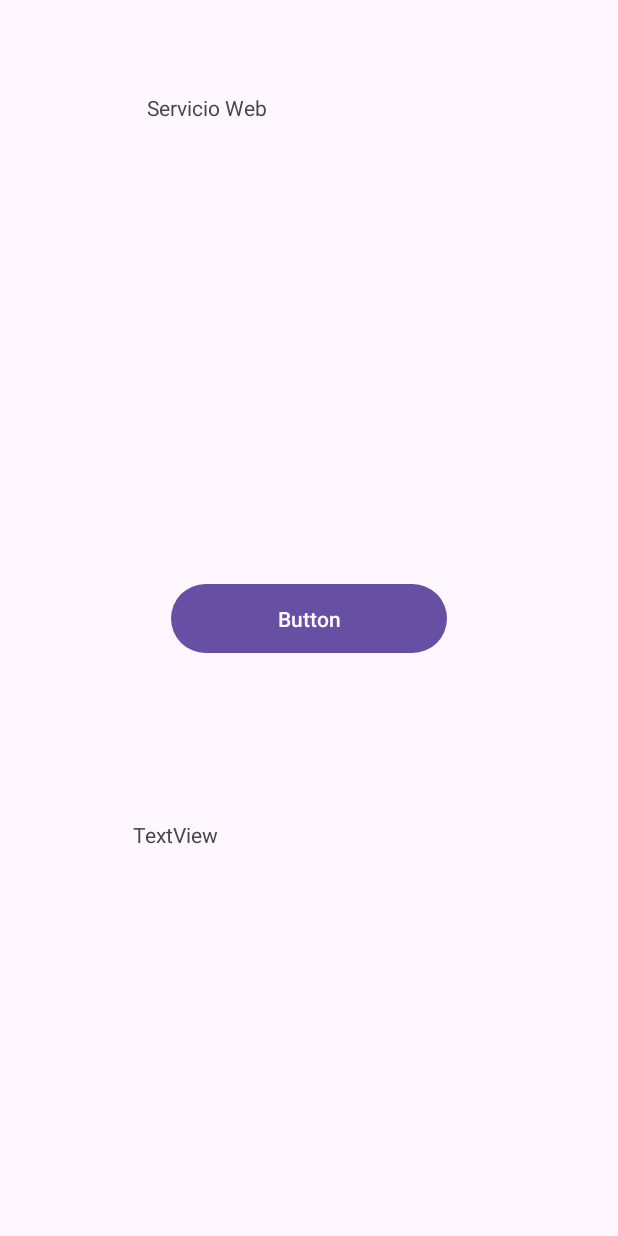
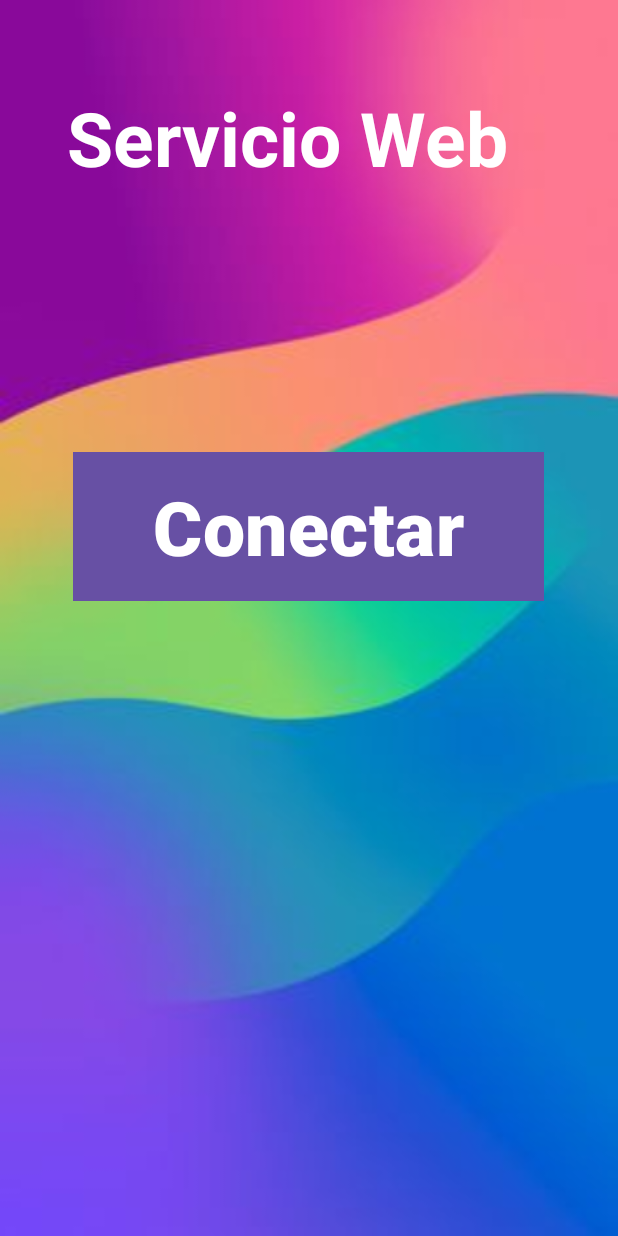
Before and after one commit to vinuezag/ClienteMovil_GV, an Android app: the screen it shows after launch (MainActivity), on a phone screen of 412 x 824 dp. Run offline under Robolectric (Android 15) with nearby library versions, the phone set to English and light mode, and no system bars; our stand-ins replace Volley.

Commit message:
Respuesta del Servidor

```diff
--- a/app/src/main/AndroidManifest.xml
+++ b/app/src/main/AndroidManifest.xml
@@ -13,7 +13,9 @@
         android:roundIcon="@mipmap/ic_launcher_round"
         android:supportsRtl="true"
         android:theme="@style/Theme.ClienteMovil"
+        android:usesCleartextTraffic="true"
         tools:targetApi="31">
+
         <activity
             android:name=".MainActivity"
             android:exported="true">
--- a/app/src/main/java/com/cm/clientemovil/MainActivity.java
+++ b/app/src/main/java/com/cm/clientemovil/MainActivity.java
@@ -1,24 +1,30 @@
 package com.cm.clientemovil;
 
 import android.os.Bundle;
-
-import androidx.appcompat.app.AppCompatActivity;
 import android.view.View;
 import android.widget.Button;
-import android.widget.Toast;
+import android.widget.TextView;
 import com.android.volley.Request;
 import com.android.volley.Response;
 import com.android.volley.VolleyError;
 import com.android.volley.toolbox.StringRequest;
 import com.android.volley.toolbox.Volley;
 
+import androidx.appcompat.app.AppCompatActivity;
+
 public class MainActivity extends AppCompatActivity {
+
+    private TextView textViewRespuesta; // Declaramos el TextView
 
     @Override
     protected void onCreate(Bundle savedInstanceState) {
         super.onCreate(savedInstanceState);
         setContentView(R.layout.activity_main);
 
+        // Obtener la referencia al TextView
+        textViewRespuesta = findViewById(R.id.lbl_HM);
+
+        // Obtener el botón y configurar su acción al hacer clic
         Button sendRequestButton = findViewById(R.id.btn_boton);
 
         sendRequestButton.setOnClickListener(new View.OnClickListener() {
@@ -28,27 +34,26 @@ public class MainActivity extends AppCompatActivity {
                 Solicitud();
             }
         });
-
     }
 
     private void Solicitud() {
-        // Crear una nueva solicitud de tipo GET
-        String url = "http://10.10.35.81:3000/mensaje"; // Cambia esto si usas un dispositivo físico, como http://192.168.x.x:3000/mensaje
+        // URL de la solicitud
+        String url = "http://10.10.29.68:3000/mensaje"; // Cambia esto según tu servidor
 
-        // Crear un StringRequest
+        // Crear una solicitud de tipo GET con Volley
         StringRequest stringRequest = new StringRequest(Request.Method.GET, url,
                 new Response.Listener<String>() {
                     @Override
                     public void onResponse(String response) {
-                        // Si la solicitud es exitosa
-                        Toast.makeText(MainActivity.this, "Respuesta del servidor: " + response, Toast.LENGTH_SHORT).show();
+                        // Si la solicitud es exitosa, actualizar el TextView con la respuesta del servidor
+                        textViewRespuesta.setText("Respuesta del servidor: " + response);
                     }
                 },
                 new Response.ErrorListener() {
                     @Override
                     public void onErrorResponse(VolleyError error) {
-                        // Si ocurre un error en la solicitud
-                        Toast.makeText(MainActivity.this, "Error en la solicitud: " + error.getMessage(), Toast.LENGTH_SHORT).show();
+                        // Si ocurre un error, mostrar un mensaje de error en el TextView
+                        textViewRespuesta.setText("Error en la solicitud: " + error.getMessage());
                     }
                 });
 
--- a/app/src/main/res/layout/activity_main.xml
+++ b/app/src/main/res/layout/activity_main.xml
@@ -5,13 +5,17 @@
     android:id="@+id/main"
     android:layout_width="match_parent"
     android:layout_height="match_parent"
+    android:background="@drawable/fondo"
     tools:context=".MainActivity">
 
     <TextView
         android:id="@+id/lbl_text"
-        android:layout_width="231dp"
-        android:layout_height="51dp"
+        android:layout_width="329dp"
+        android:layout_height="100dp"
         android:text="Servicio Web"
+        android:textColor="@color/white"
+        android:textSize="50dp"
+        android:textStyle="bold"
         app:layout_constraintBottom_toBottomOf="parent"
         app:layout_constraintEnd_toEndOf="parent"
         app:layout_constraintHorizontal_bias="0.541"
@@ -21,19 +25,28 @@
 
     <Button
         android:id="@+id/btn_boton"
-        android:layout_width="184dp"
-        android:layout_height="54dp"
-        android:text="Button"
+        android:layout_width="314dp"
+        android:layout_height="99dp"
+        android:background="@color/black"
+        android:text="Conectar"
+        android:textColor="@color/white"
+        android:textSize="50dp"
+        android:textStyle="bold"
         app:layout_constraintBottom_toBottomOf="parent"
         app:layout_constraintEnd_toEndOf="parent"
+        app:layout_constraintHorizontal_bias="0.497"
         app:layout_constraintStart_toStartOf="parent"
-        app:layout_constraintTop_toTopOf="parent" />
+        app:layout_constraintTop_toTopOf="parent"
+        app:layout_constraintVertical_bias="0.416" />
 
     <TextView
         android:id="@+id/lbl_HM"
-        android:layout_width="233dp"
-        android:layout_height="35dp"
-        android:text="TextView"
+        android:layout_width="235dp"
+        android:layout_height="118dp"
+        android:text=""
+        android:textColor="@color/white"
+        android:textSize="23dp"
+        android:textStyle="bold"
         app:layout_constraintBottom_toBottomOf="parent"
         app:layout_constraintEnd_toEndOf="parent"
         app:layout_constraintHorizontal_bias="0.498"
```
Also changed, not shown: app/src/main/res/drawable/fondo.jpeg (added).
